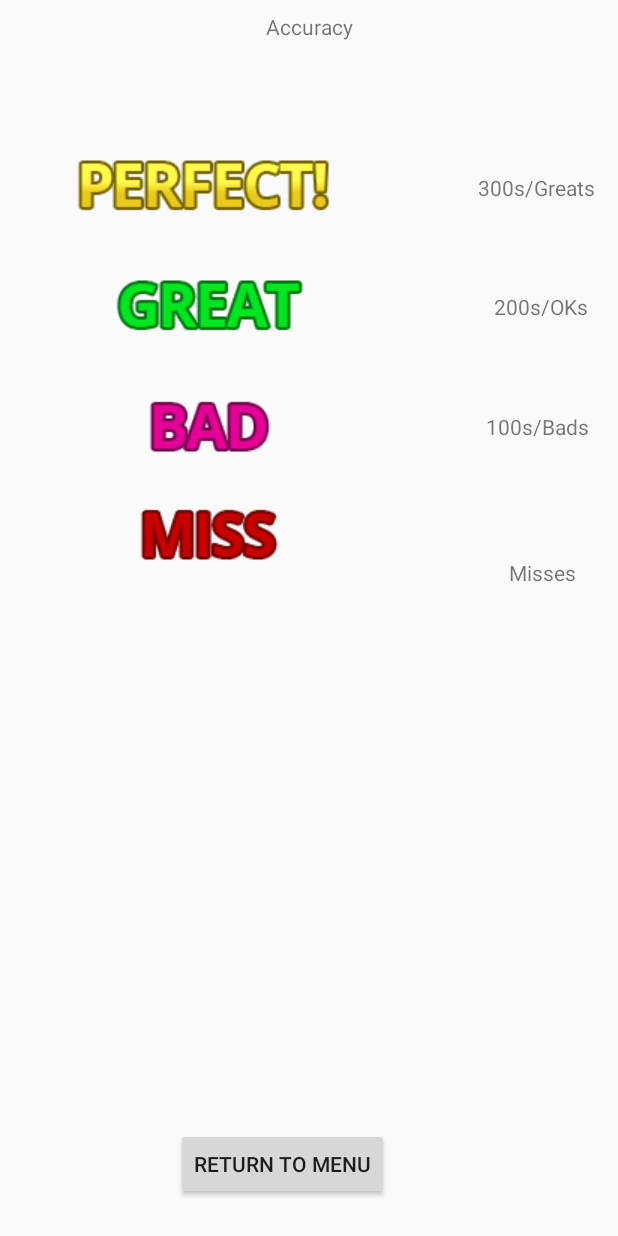
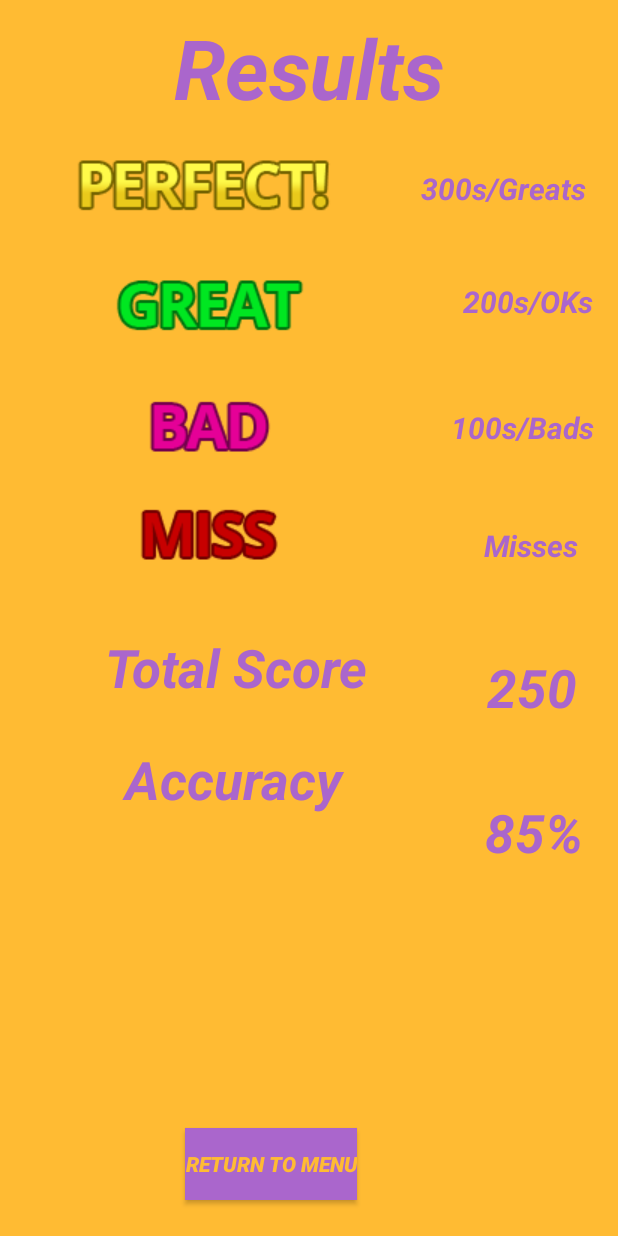
Before and after one commit to IsaacEarnest/TapTap, an Android app: the ScoreActivity screen opened directly, with no data from a screen before it, on a phone screen of 412 x 824 dp. Run offline under Robolectric (Android 15) with nearby library versions, the phone set to English and light mode, and no system bars; network calls fail.

Commit message:
Changes to multiple activities
Changed parts to Game to help unit tests, worked on Unit tests, adjusted score screen, added some variables to Score class.

```diff
--- a/app/src/main/java/com/example/osumania/Game.java
+++ b/app/src/main/java/com/example/osumania/Game.java
@@ -12,7 +12,7 @@ public class Game {
     private int totalGreats, totalOks, totalBads, scrollSpeed, totalNotesHit, score;
     enum keys{firstK, secondK, thirdK, fourthK}
     final String TAG = "GameClass";
-    private double startTime,accuracy;
+    public double startTime,accuracy;
     ArrayList<Integer> first,second,third,fourth;
     ArrayList<Notes> notes;
 
@@ -92,7 +92,6 @@ public class Game {
         return accuracy;
     }
 
-        double currentTime = getCurTimeMil();
     public int getTotalGreats () {
         return totalGreats;
     }
@@ -110,7 +109,7 @@ public class Game {
         return misses;
     }
 
-        private String hitMarginString (ArrayList <Integer> position){
+    public String hitMarginString (ArrayList <Integer> position){
         double currentTime = getCurrentTime();
         for (Integer i : position) {
             //Log.d(TAG, "your hit = " + currentTime+", note was at "+i+". System is seeing "+Math.abs(i - currentTime)+"ms difference");
@@ -143,7 +142,7 @@ public class Game {
         return "test";
     }
 
-            private void calcAccuracy(double acc){
+    void calcAccuracy(double acc){
         totalNotesHit++;
         if (acc == greatMargin) totalGreats++;
         else if (acc == okMargin) totalOks++;
@@ -151,7 +150,7 @@ public class Game {
         accuracy = (greatScore * totalGreats + okScore * totalOks + badScore * totalBads) / (greatScore * totalNotesHit);
     }
 
-            private String findHitAcc (keys pos) throws NullPointerException {
+    String findHitAcc (keys pos) throws NullPointerException {
         if (pos.equals(keys.firstK)) {
             return hitMarginString(first);
         } else if (pos.equals(keys.secondK)) {
--- a/app/src/main/java/com/example/osumania/ScoreActivity.java
+++ b/app/src/main/java/com/example/osumania/ScoreActivity.java
@@ -9,6 +9,13 @@ import android.widget.Button;
 
 public class ScoreActivity extends AppCompatActivity {
     private static final String TAG = "ScoreActivity";
+
+    int great, okay, bad, miss;
+    double accuracy;
+
+    ScoreActivity(){
+
+    }
 
     @Override
     protected void onCreate(Bundle savedInstanceState) {
@@ -27,9 +34,15 @@ public class ScoreActivity extends AppCompatActivity {
         });
     }
 
+    void initTextViews(){
+
+    }
+
     private void toMainMenu(){
         Log.d(TAG,"toMainMenu: Opening main menu");
         Intent intent = new Intent(this, MainActivity.class);
         startActivity(intent);
     }
+
+
 }
--- a/app/src/main/res/layout/activity_score.xml
+++ b/app/src/main/res/layout/activity_score.xml
@@ -4,16 +4,21 @@
     xmlns:tools="http://schemas.android.com/tools"
     android:layout_width="match_parent"
     android:layout_height="match_parent"
+    android:background="@android:color/holo_orange_light"
     tools:context=".ScoreActivity">
 
     <TextView
-        android:id="@+id/textView2"
-        android:layout_width="wrap_content"
-        android:layout_height="wrap_content"
+        android:id="@+id/Title"
+        android:layout_width="229dp"
+        android:layout_height="64dp"
         android:layout_marginStart="8dp"
         android:layout_marginTop="8dp"
         android:layout_marginEnd="8dp"
-        android:text="Accuracy"
+        android:text="Results"
+        android:textSize="55dp"
+        android:gravity="center"
+        android:textStyle="bold|italic"
+        android:textColor="@android:color/holo_purple"
         app:layout_constraintEnd_toEndOf="parent"
         app:layout_constraintStart_toStartOf="parent"
         app:layout_constraintTop_toTopOf="parent" />
@@ -26,52 +31,64 @@
         android:layout_marginEnd="8dp"
         android:layout_marginBottom="24dp"
         android:text="Return to Menu"
+        android:textStyle="italic|bold"
+        android:textColor="@android:color/holo_orange_light"
+        android:background="@android:color/holo_purple"
         app:layout_constraintBottom_toBottomOf="parent"
         app:layout_constraintEnd_toEndOf="parent"
         app:layout_constraintHorizontal_bias="0.222"
         app:layout_constraintStart_toStartOf="parent" />
 
     <TextView
-        android:id="@+id/textView4"
+        android:id="@+id/greatScore"
         android:layout_width="wrap_content"
         android:layout_height="wrap_content"
         android:layout_marginStart="8dp"
-        android:layout_marginTop="88dp"
+        android:layout_marginTop="40dp"
         android:layout_marginEnd="8dp"
         android:text="300s/Greats"
+        android:textSize="20dp"
+        android:textColor="@android:color/holo_purple"
+        android:textStyle="bold|italic"
         app:layout_constraintEnd_toEndOf="parent"
-        app:layout_constraintHorizontal_bias="0.873"
+        app:layout_constraintHorizontal_bias="0.482"
         app:layout_constraintStart_toEndOf="@+id/imageView"
-        app:layout_constraintTop_toBottomOf="@+id/textView2" />
+        app:layout_constraintTop_toBottomOf="@+id/Title" />
 
     <TextView
-        android:id="@+id/textView5"
+        android:id="@+id/okScore"
         android:layout_width="wrap_content"
-        android:layout_height="16dp"
+        android:layout_height="28dp"
         android:layout_marginStart="8dp"
-        android:layout_marginTop="60dp"
+        android:layout_marginTop="48dp"
         android:layout_marginEnd="8dp"
         android:text="200s/OKs"
+        android:textColor="@android:color/holo_purple"
+        android:textSize="20dp"
+        android:textStyle="bold|italic"
         app:layout_constraintEnd_toEndOf="parent"
-        app:layout_constraintHorizontal_bias="0.828"
+        app:layout_constraintHorizontal_bias="0.809"
         app:layout_constraintStart_toEndOf="@+id/imageView2"
-        app:layout_constraintTop_toBottomOf="@+id/textView4" />
+        app:layout_constraintTop_toBottomOf="@+id/greatScore" />
 
     <TextView
-        android:id="@+id/textView6"
+        android:id="@+id/badScore"
         android:layout_width="wrap_content"
         android:layout_height="wrap_content"
         android:layout_marginStart="8dp"
-        android:layout_marginTop="64dp"
+        android:layout_marginTop="56dp"
         android:layout_marginEnd="8dp"
         android:text="100s/Bads"
+        android:textColor="@android:color/holo_purple"
+        android:textSize="20dp"
+        android:textStyle="bold|italic"
         app:layout_constraintEnd_toEndOf="parent"
-        app:layout_constraintHorizontal_bias="0.825"
+        app:layout_constraintHorizontal_bias="0.787"
         app:layout_constraintStart_toEndOf="@+id/imageView3"
-        app:layout_constraintTop_toBottomOf="@+id/textView5" />
+        app:layout_constraintTop_toBottomOf="@+id/okScore" />
 
     <TextView
-        android:id="@+id/textView7"
+        android:id="@+id/missScore"
         android:layout_width="wrap_content"
         android:layout_height="wrap_content"
         android:layout_marginStart="8dp"
@@ -79,12 +96,15 @@
         android:layout_marginEnd="8dp"
         android:layout_marginBottom="8dp"
         android:text="Misses"
+        android:textColor="@android:color/holo_purple"
+        android:textSize="20dp"
+        android:textStyle="bold|italic"
         app:layout_constraintBottom_toTopOf="@+id/toMenu"
         app:layout_constraintEnd_toEndOf="parent"
-        app:layout_constraintHorizontal_bias="0.771"
+        app:layout_constraintHorizontal_bias="0.727"
         app:layout_constraintStart_toEndOf="@+id/imageView4"
-        app:layout_constraintTop_toBottomOf="@+id/textView6"
-        app:layout_constraintVertical_bias="0.166" />
+        app:layout_constraintTop_toBottomOf="@+id/badScore"
+        app:layout_constraintVertical_bias="0.106" />
 
     <ImageView
         android:id="@+id/imageView"
@@ -127,4 +147,75 @@
         app:layout_constraintTop_toBottomOf="@+id/imageView3"
         app:layout_constraintVertical_bias="0.0"
         app:srcCompat="@drawable/mania_hit0" />
+
+    <TextView
+        android:id="@+id/totalScore"
+        android:layout_width="90dp"
+        android:layout_height="56dp"
+        android:layout_marginTop="48dp"
+        android:layout_marginEnd="12dp"
+        android:layout_marginBottom="8dp"
+        android:text="250"
+        android:textColor="@android:color/holo_purple"
+        android:textStyle="italic|bold"
+        android:textSize="35dp"
+        android:gravity="center"
+        app:layout_constraintBottom_toBottomOf="parent"
+        app:layout_constraintEnd_toEndOf="parent"
+        app:layout_constraintTop_toBottomOf="@+id/missScore"
+        app:layout_constraintVertical_bias="0.015" />
+
+    <TextView
+        android:id="@+id/accuracy"
+        android:layout_width="88dp"
+        android:layout_height="60dp"
+        android:layout_marginTop="8dp"
+        android:layout_marginEnd="12dp"
+        android:layout_marginBottom="168dp"
+        android:gravity="center"
+        android:text="85%"
+        android:textColor="@android:color/holo_purple"
+        android:textSize="35dp"
+        android:textStyle="italic|bold"
+        app:layout_constraintBottom_toBottomOf="parent"
+        app:layout_constraintEnd_toEndOf="parent"
+        app:layout_constraintTop_toBottomOf="@+id/totalScore"
+        app:layout_constraintVertical_bias="0.3" />
+
+    <TextView
+        android:id="@+id/totalScoreTitle"
+        android:layout_width="192dp"
+        android:layout_height="58dp"
+        android:layout_marginStart="8dp"
+        android:layout_marginTop="24dp"
+        android:layout_marginEnd="8dp"
+        android:gravity="center"
+        android:text="Total Score"
+        android:textColor="@android:color/holo_purple"
+        android:textSize="35dp"
+        android:textStyle="bold|italic"
+        app:layout_constraintEnd_toStartOf="@+id/totalScore"
+        app:layout_constraintHorizontal_bias="0.524"
+        app:layout_constraintStart_toStartOf="parent"
+        app:layout_constraintTop_toBottomOf="@+id/imageView4" />
+
+    <TextView
+        android:id="@+id/accuracyTitle"
+        android:layout_width="168dp"
+        android:layout_height="75dp"
+        android:layout_marginStart="8dp"
+        android:layout_marginTop="8dp"
+        android:layout_marginEnd="8dp"
+        android:layout_marginBottom="8dp"
+        android:gravity="center"
+        android:text="Accuracy"
+        android:textColor="@android:color/holo_purple"
+        android:textSize="35dp"
+        android:textStyle="italic|bold"
+        app:layout_constraintBottom_toBottomOf="parent"
+        app:layout_constraintEnd_toStartOf="@+id/accuracy"
+        app:layout_constraintHorizontal_bias="0.496"
+        app:layout_constraintStart_toStartOf="parent"
+        app:layout_constraintTop_toBottomOf="@+id/totalScoreTitle"
+        app:layout_constraintVertical_bias="0.0" />
 </android.support.constraint.ConstraintLayout>
```
Also changed, not shown: 1 other file. Lines whose indentation alone changed are shown as unchanged.
